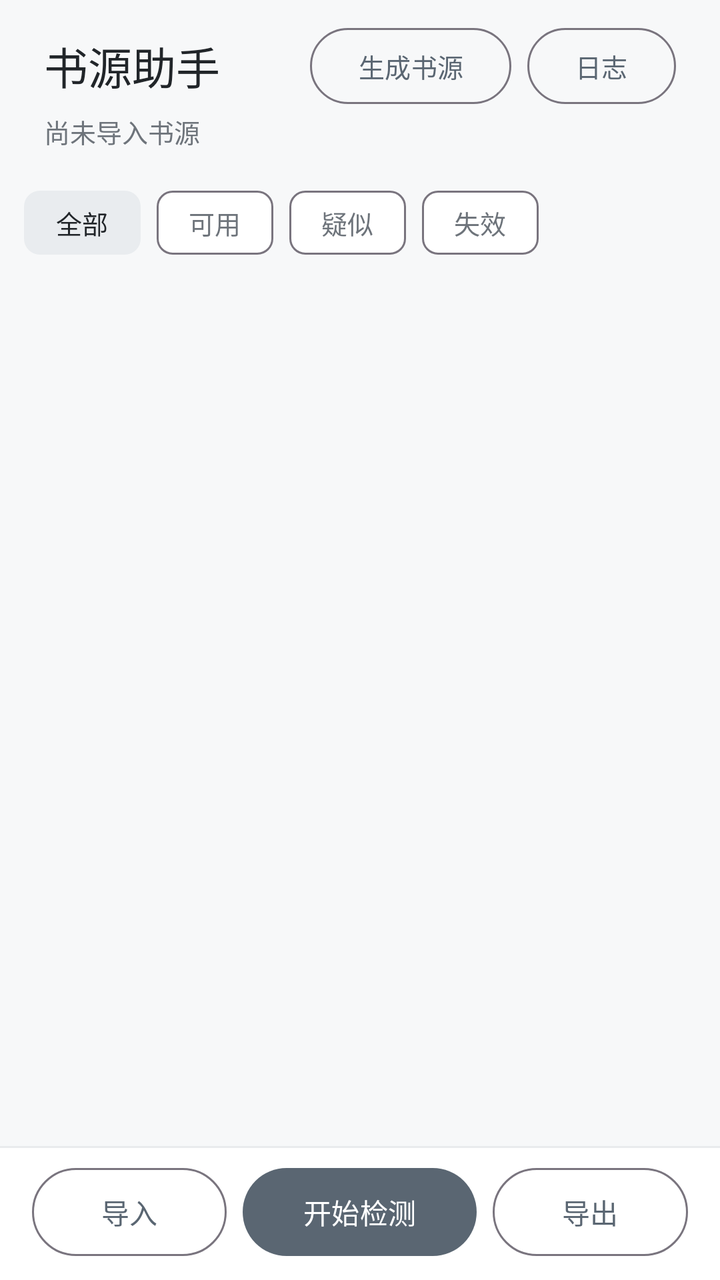
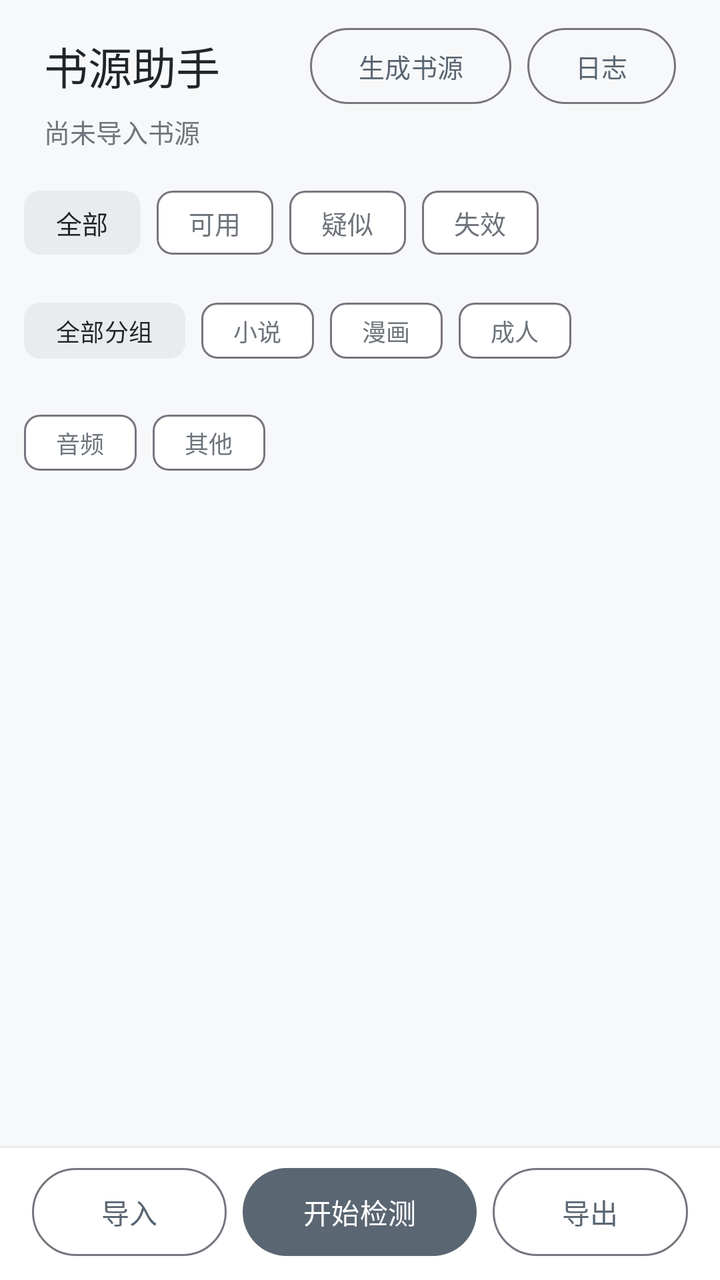

Screens rendered from an Android XML layout before and after an edit, with the pre-edit source and the edit as a unified diff.
<!-- AndroidManifest.xml: application theme Theme.ShuyuanHelper -->
<!-- res/layout/activity_main.xml -->
<?xml version="1.0" encoding="utf-8"?>
<LinearLayout xmlns:android="http://schemas.android.com/apk/res/android"
    xmlns:app="http://schemas.android.com/apk/res-auto"
    android:layout_width="match_parent"
    android:layout_height="match_parent"
    android:background="@color/bg_window"
    android:fitsSystemWindows="true"
    android:orientation="vertical">

    <LinearLayout
        android:layout_width="match_parent"
        android:layout_height="wrap_content"
        android:orientation="vertical"
        android:paddingStart="22dp"
        android:paddingTop="14dp"
        android:paddingEnd="22dp"
        android:paddingBottom="2dp">

        <LinearLayout
            android:layout_width="match_parent"
            android:layout_height="wrap_content"
            android:gravity="center_vertical"
            android:orientation="horizontal">

            <TextView
                android:id="@+id/tvTitle"
                android:layout_width="0dp"
                android:layout_height="wrap_content"
                android:layout_weight="1"
                android:text="@string/app_name"
                android:textColor="@color/text_primary"
                android:textSize="22sp" />

            <com.google.android.material.button.MaterialButton
                android:id="@+id/btnOpenGenerator"
                style="@style/Widget.Material3.Button.OutlinedButton"
                android:layout_width="wrap_content"
                android:layout_height="38dp"
                android:insetTop="0dp"
                android:insetBottom="0dp"
                android:minWidth="0dp"
                android:paddingStart="12dp"
                android:paddingEnd="12dp"
                android:text="@string/open_generator"
                android:textSize="13sp" />

            <com.google.android.material.button.MaterialButton
                android:id="@+id/btnOpenLog"
                style="@style/Widget.Material3.Button.OutlinedButton"
                android:layout_width="wrap_content"
                android:layout_height="38dp"
                android:layout_marginStart="8dp"
                android:insetTop="0dp"
                android:insetBottom="0dp"
                android:minWidth="0dp"
                android:paddingStart="12dp"
                android:paddingEnd="12dp"
                android:text="@string/open_log"
                android:textSize="13sp" />
        </LinearLayout>

        <TextView
            android:id="@+id/tvSummary"
            android:layout_width="match_parent"
            android:layout_height="wrap_content"
            android:layout_marginTop="4dp"
            android:text="尚未导入书源"
            android:textColor="@color/text_secondary"
            android:textSize="13sp" />
    </LinearLayout>

    <TextView
        android:id="@+id/tvStats"
        android:layout_width="match_parent"
        android:layout_height="wrap_content"
        android:paddingStart="22dp"
        android:paddingTop="6dp"
        android:paddingEnd="22dp"
        android:textColor="@color/text_secondary"
        android:textSize="13sp"
        android:visibility="gone" />

    <ProgressBar
        android:id="@+id/progressBar"
        style="@android:style/Widget.ProgressBar.Horizontal"
        android:layout_width="match_parent"
        android:layout_height="3dp"
        android:layout_marginStart="22dp"
        android:layout_marginTop="8dp"
        android:layout_marginEnd="22dp"
        android:max="100"
        android:progress="0"
        android:progressTint="@color/brand_primary"
        android:visibility="gone" />

    <com.google.android.material.chip.ChipGroup
        android:id="@+id/chipFilter"
        android:layout_width="wrap_content"
        android:layout_height="wrap_content"
        android:layout_marginStart="12dp"
        android:layout_marginTop="10dp"
        android:layout_marginEnd="12dp"
        android:paddingBottom="2dp"
        app:checkedChip="@id/btnFilterAll"
        app:selectionRequired="true"
        app:singleLine="true"
        app:singleSelection="true">

        <com.google.android.material.chip.Chip
            android:id="@+id/btnFilterAll"
            style="@style/Widget.Material3.Chip.Filter"
            android:layout_width="wrap_content"
            android:layout_height="wrap_content"
            android:text="@string/filter_all"
            android:textSize="13sp"
            app:checkedIconVisible="false"
            app:chipMinHeight="32dp" />

        <com.google.android.material.chip.Chip
            android:id="@+id/btnFilterOk"
            style="@style/Widget.Material3.Chip.Filter"
            android:layout_width="wrap_content"
            android:layout_height="wrap_content"
            android:text="@string/filter_ok"
            android:textSize="13sp"
            app:checkedIconVisible="false"
            app:chipMinHeight="32dp" />

        <com.google.android.material.chip.Chip
            android:id="@+id/btnFilterUncertain"
            style="@style/Widget.Material3.Chip.Filter"
            android:layout_width="wrap_content"
            android:layout_height="wrap_content"
            android:text="@string/filter_uncertain"
            android:textSize="13sp"
            app:checkedIconVisible="false"
            app:chipMinHeight="32dp" />

        <com.google.android.material.chip.Chip
            android:id="@+id/btnFilterDead"
            style="@style/Widget.Material3.Chip.Filter"
            android:layout_width="wrap_content"
            android:layout_height="wrap_content"
            android:text="@string/filter_dead"
            android:textSize="13sp"
            app:checkedIconVisible="false"
            app:chipMinHeight="32dp" />
    </com.google.android.material.chip.ChipGroup>

    <androidx.recyclerview.widget.RecyclerView
        android:id="@+id/rvSources"
        android:layout_width="match_parent"
        android:layout_height="0dp"
        android:layout_weight="1"
        android:clipToPadding="false"
        android:paddingTop="4dp"
        android:paddingBottom="10dp"
        android:scrollbars="none" />

    <View
        android:layout_width="match_parent"
        android:layout_height="1dp"
        android:background="@color/divider" />

    <LinearLayout
        android:layout_width="match_parent"
        android:layout_height="wrap_content"
        android:background="@color/surface"
        android:orientation="horizontal"
        android:paddingStart="16dp"
        android:paddingTop="10dp"
        android:paddingEnd="16dp"
        android:paddingBottom="12dp">

        <com.google.android.material.button.MaterialButton
            android:id="@+id/btnImport"
            style="@style/Widget.Material3.Button.OutlinedButton"
            android:layout_width="0dp"
            android:layout_height="44dp"
            android:layout_marginEnd="8dp"
            android:layout_weight="1"
            android:insetTop="0dp"
            android:insetBottom="0dp"
            android:text="@string/action_import" />

        <com.google.android.material.button.MaterialButton
            android:id="@+id/btnStart"
            style="@style/Widget.Material3.Button"
            android:layout_width="0dp"
            android:layout_height="44dp"
            android:layout_marginEnd="8dp"
            android:layout_weight="1.2"
            android:insetTop="0dp"
            android:insetBottom="0dp"
            android:text="@string/start_check" />

        <com.google.android.material.button.MaterialButton
            android:id="@+id/btnExport"
            style="@style/Widget.Material3.Button.OutlinedButton"
            android:layout_width="0dp"
            android:layout_height="44dp"
            android:layout_weight="1"
            android:insetTop="0dp"
            android:insetBottom="0dp"
            android:text="@string/export" />
    </LinearLayout>
</LinearLayout>
<!-- resources referenced by this layout -->
<resources>
  <color name="bg_window">#F7F8F9</color>
  <color name="brand_primary">#5A6672</color>
  <color name="divider">#E9EBED</color>
  <color name="surface">#FFFFFF</color>
  <color name="text_primary">#212529</color>
  <color name="text_secondary">#6E747B</color>
  <string name="action_import">导入</string>
  <string name="app_name">书源助手</string>
  <string name="export">导出</string>
  <string name="filter_all">全部</string>
  <string name="filter_dead">失效</string>
  <string name="filter_ok">可用</string>
  <string name="filter_uncertain">疑似</string>
  <string name="open_generator">生成书源</string>
  <string name="open_log">日志</string>
  <string name="start_check">开始检测</string>
  <style name="Theme.ShuyuanHelper" parent="Theme.Material3.Light.NoActionBar">
          <item name="colorPrimary">@color/brand_primary</item>
          <item name="colorPrimaryDark">@color/brand_dark</item>
          <item name="colorPrimaryVariant">@color/brand_dark</item>
          <item name="colorOnPrimary">#FFFFFF</item>
          <item name="colorSecondary">@color/brand_primary</item>
          <item name="colorPrimaryContainer">@color/brand_light</item>
          <item name="colorOnPrimaryContainer">@color/text_primary</item>
          <item name="colorSecondaryContainer">@color/brand_light</item>
          <item name="colorOnSecondaryContainer">@color/text_primary</item>
          <item name="colorSurface">@color/surface</item>
          <item name="colorOnSurface">@color/text_primary</item>
          <item name="colorOnSurfaceVariant">@color/text_secondary</item>
          <item name="android:windowBackground">@color/bg_window</item>
          <item name="android:statusBarColor">@color/bg_window</item>
          <item name="android:windowLightStatusBar">true</item>
          <item name="android:fontFamily">sans-serif</item>
      </style>
  <color name="brand_dark">#414B54</color>
  <color name="brand_light">#E9ECEF</color>
</resources>

<!-- the commit's change to res/layout/activity_main.xml (unified diff, before → after) -->
@@ -147,6 +147,79 @@
             app:chipMinHeight="32dp" />
     </com.google.android.material.chip.ChipGroup>
 
+    <com.google.android.material.chip.ChipGroup
+        android:id="@+id/groupFilterGroup"
+        android:layout_width="match_parent"
+        android:layout_height="wrap_content"
+        android:layout_marginStart="12dp"
+        android:layout_marginTop="4dp"
+        android:layout_marginEnd="12dp"
+        android:paddingBottom="2dp"
+        app:checkedChip="@id/btnGroupAll"
+        app:selectionRequired="true"
+        app:singleSelection="true">
+
+        <com.google.android.material.chip.Chip
+            android:id="@+id/btnGroupAll"
+            style="@style/Widget.Material3.Chip.Filter"
+            android:layout_width="wrap_content"
+            android:layout_height="wrap_content"
+            android:text="@string/group_all"
+            android:textSize="12sp"
+            app:checkedIconVisible="false"
+            app:chipMinHeight="28dp" />
+
+        <com.google.android.material.chip.Chip
+            android:id="@+id/btnGroupNovel"
+            style="@style/Widget.Material3.Chip.Filter"
+            android:layout_width="wrap_content"
+            android:layout_height="wrap_content"
+            android:text="@string/group_novel"
+            android:textSize="12sp"
+            app:checkedIconVisible="false"
+            app:chipMinHeight="28dp" />
+
+        <com.google.android.material.chip.Chip
+            android:id="@+id/btnGroupComic"
+            style="@style/Widget.Material3.Chip.Filter"
+            android:layout_width="wrap_content"
+            android:layout_height="wrap_content"
+            android:text="@string/group_comic"
+            android:textSize="12sp"
+            app:checkedIconVisible="false"
+            app:chipMinHeight="28dp" />
+
+        <com.google.android.material.chip.Chip
+            android:id="@+id/btnGroupAdult"
+            style="@style/Widget.Material3.Chip.Filter"
+            android:layout_width="wrap_content"
+            android:layout_height="wrap_content"
+            android:text="@string/group_adult"
+            android:textSize="12sp"
+            app:checkedIconVisible="false"
+            app:chipMinHeight="28dp" />
+
+        <com.google.android.material.chip.Chip
+            android:id="@+id/btnGroupAudio"
+            style="@style/Widget.Material3.Chip.Filter"
+            android:layout_width="wrap_content"
+            android:layout_height="wrap_content"
+            android:text="@string/group_audio"
+            android:textSize="12sp"
+            app:checkedIconVisible="false"
+            app:chipMinHeight="28dp" />
+
+        <com.google.android.material.chip.Chip
+            android:id="@+id/btnGroupOther"
+            style="@style/Widget.Material3.Chip.Filter"
+            android:layout_width="wrap_content"
+            android:layout_height="wrap_content"
+            android:text="@string/group_other"
+            android:textSize="12sp"
+            app:checkedIconVisible="false"
+            app:chipMinHeight="28dp" />
+    </com.google.android.material.chip.ChipGroup>
+
     <androidx.recyclerview.widget.RecyclerView
         android:id="@+id/rvSources"
         android:layout_width="match_parent"
<!-- resource entries referenced after the edit -->
@@ -13,6 +13,12 @@
   <string name="filter_dead">失效</string>
   <string name="filter_ok">可用</string>
   <string name="filter_uncertain">疑似</string>
+  <string name="group_adult">成人</string>
+  <string name="group_all">全部分组</string>
+  <string name="group_audio">音频</string>
+  <string name="group_comic">漫画</string>
+  <string name="group_novel">小说</string>
+  <string name="group_other">其他</string>
   <string name="open_generator">生成书源</string>
   <string name="open_log">日志</string>
   <string name="start_check">开始检测</string>
